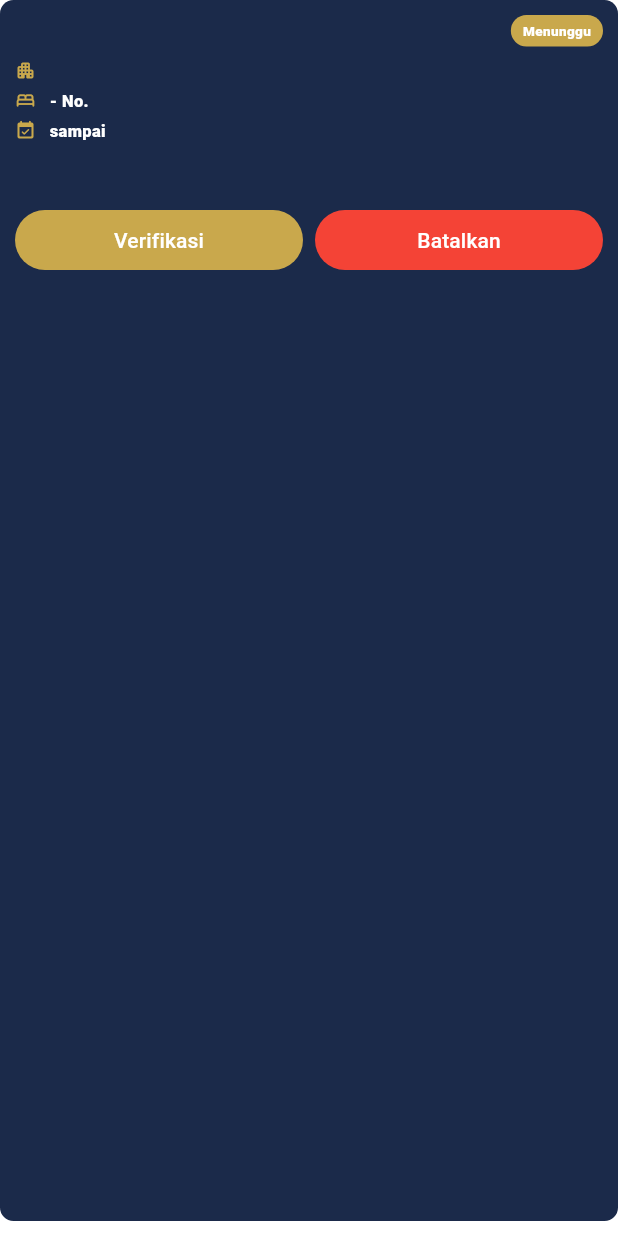
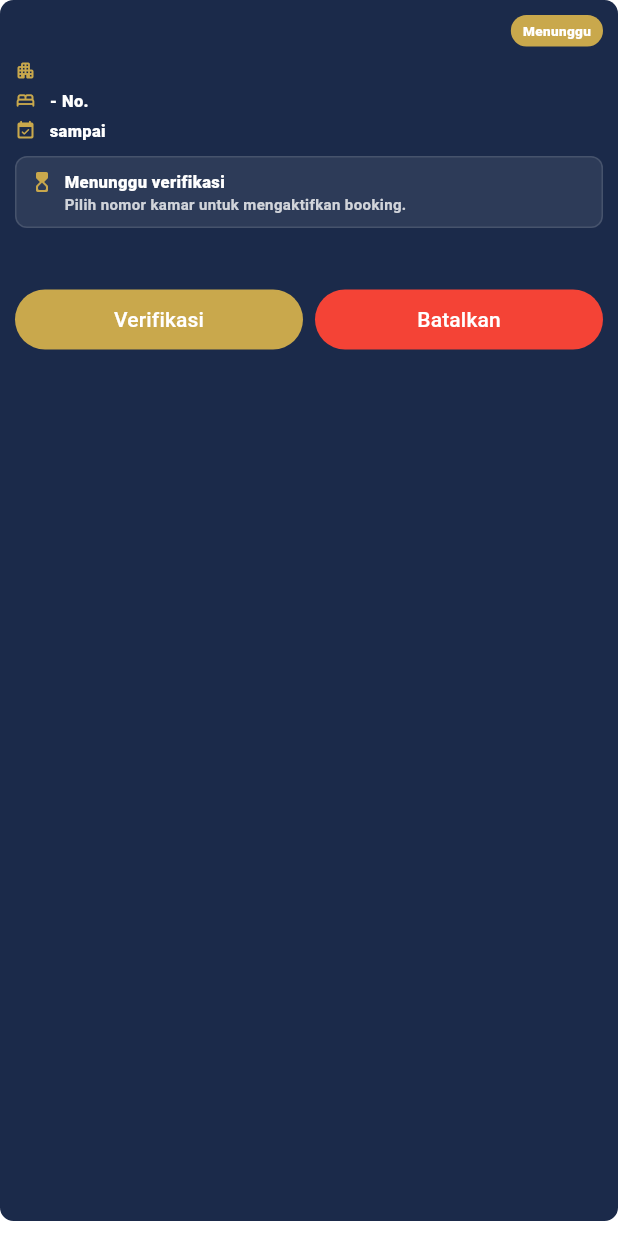
Before and after one commit to Kiarra21/FE-KosKuy-PBM, a Flutter app: the _BookingCard widget shown alone on an empty page, opened directly with empty values, on a phone screen of 412 x 824 dp. Run offline on Flutter 3.47's test engine with Material 3 defaults, Android fonts, the phone set to English and light mode, and no system bars; our stand-ins replace flutter_map, geolocator, image_picker, latlong2, shared_preferences; accounts and stored records are empty; network calls fail.

Commit message:
update check out admin

```diff
--- a/lib/models/admin_management_item.dart
+++ b/lib/models/admin_management_item.dart
@@ -15,6 +15,8 @@ class AdminBookingItem {
     required this.total,
     required this.status,
     required this.rawStatus,
+    required this.hasCheckedIn,
+    required this.hasCheckedOut,
     this.payment,
   });
 
@@ -37,13 +39,105 @@ class AdminBookingItem {
         (roomType['branch'] as Map?)?.cast<String, dynamic>() ??
         {};
     final booking = (json['booking'] as Map?)?.cast<String, dynamic>() ?? {};
+    final checkProcess = _firstMap([
+      json['check_process'],
+      json['booking_check'],
+      json['booking_process'],
+      json['check_in_process'],
+      json['checkin_process'],
+      json['check_out_process'],
+      json['checkout_process'],
+      json['check_log'],
+      json['check_logs'],
+      json['checkin'],
+      json['checkins'],
+      json['check_in_data'],
+      json['check_out_data'],
+      json['latest_check_in'],
+      json['latest_checkin'],
+      json['latest_check_process'],
+      booking['check_process'],
+      booking['booking_check'],
+      booking['booking_process'],
+      booking['check_in_process'],
+      booking['checkin_process'],
+      booking['check_out_process'],
+      booking['checkout_process'],
+      booking['check_log'],
+      booking['check_logs'],
+      booking['checkin'],
+      booking['checkins'],
+      booking['check_in_data'],
+      booking['check_out_data'],
+      booking['latest_check_in'],
+      booking['latest_checkin'],
+      booking['latest_check_process'],
+    ]);
     final nestedBooking = booking.isEmpty
         ? null
         : BookingItem.fromJson(booking);
     final paymentJson =
         (json['payment'] as Map?)?.cast<String, dynamic>() ??
         (json['latest_payment'] as Map?)?.cast<String, dynamic>();
-    final rawStatus = '${json['status'] ?? json['booking_status'] ?? ''}';
+    final rawStatus =
+        '${json['status'] ?? json['booking_status'] ?? booking['status'] ?? ''}';
+    final hasCheckedIn =
+        _flagValue(
+          json['checked_in_at'] ??
+              json['check_in_at'] ??
+              json['actual_check_in_at'] ??
+              json['checked_in_date'] ??
+              json['is_checked_in'] ??
+              booking['checked_in_at'] ??
+              booking['check_in_at'] ??
+              booking['actual_check_in_at'] ??
+              booking['checked_in_date'] ??
+              booking['is_checked_in'] ??
+              checkProcess['checked_in_at'] ??
+              checkProcess['check_in_at'] ??
+              checkProcess['actual_check_in_at'] ??
+              checkProcess['checked_in_date'] ??
+              checkProcess['check_in_photo'] ??
+              checkProcess['is_checked_in'],
+        ) ||
+        _statusHas(rawStatus, const [
+          'check-in',
+          'check_in',
+          'checked-in',
+          'checked_in',
+          'checked in',
+          'inap',
+          'occupied',
+        ]);
+    final hasCheckedOut =
+        _flagValue(
+          json['checked_out_at'] ??
+              json['check_out_at'] ??
+              json['actual_check_out_at'] ??
+              json['checked_out_date'] ??
+              json['is_checked_out'] ??
+              booking['checked_out_at'] ??
+              booking['check_out_at'] ??
+              booking['actual_check_out_at'] ??
+              booking['checked_out_date'] ??
+              booking['is_checked_out'] ??
+              checkProcess['checked_out_at'] ??
+              checkProcess['check_out_at'] ??
+              checkProcess['actual_check_out_at'] ??
+              checkProcess['checked_out_date'] ??
+              checkProcess['check_out_photo'] ??
+              checkProcess['is_checked_out'],
+        ) ||
+        _statusHas(rawStatus, const [
+          'check-out',
+          'check_out',
+          'checked-out',
+          'checked_out',
+          'checked out',
+          'checkout',
+          'selesai',
+          'complete',
+        ]);
     final checkIn = _dateLabel(
       json['check_in_date'] ??
           json['checkin_date'] ??
@@ -101,6 +195,8 @@ class AdminBookingItem {
       total: _rupiah(json['total'] ?? json['total_price'] ?? json['amount']),
       status: AdminBookingStatus.from(rawStatus),
       rawStatus: rawStatus.isEmpty ? 'pending' : rawStatus,
+      hasCheckedIn: hasCheckedIn || hasCheckedOut,
+      hasCheckedOut: hasCheckedOut,
       payment: paymentJson == null
           ? null
           : AdminPaymentItem.fromJson(
@@ -123,7 +219,42 @@ class AdminBookingItem {
   final String total;
   final AdminBookingStatus status;
   final String rawStatus;
+  final bool hasCheckedIn;
+  final bool hasCheckedOut;
   final AdminPaymentItem? payment;
+
+  bool get canCheckOut =>
+      status == AdminBookingStatus.confirmed && !hasCheckedOut;
+
+  String get flowTitle {
+    switch (status) {
+      case AdminBookingStatus.pending:
+        return 'Menunggu verifikasi';
+      case AdminBookingStatus.confirmed:
+        return hasCheckedIn
+            ? 'Aktif, siap check-out'
+            : 'Aktif, check-in belum tersinkron';
+      case AdminBookingStatus.cancelled:
+        return 'Booking dibatalkan';
+      case AdminBookingStatus.completed:
+        return 'Selesai check-out';
+    }
+  }
+
+  String get flowDescription {
+    switch (status) {
+      case AdminBookingStatus.pending:
+        return 'Pilih nomor kamar untuk mengaktifkan booking.';
+      case AdminBookingStatus.confirmed:
+        return hasCheckedIn
+            ? 'Data check-in sudah ada. Tekan check-out saat tamu keluar.'
+            : 'Saat checkout, sistem akan coba membuat data check-in otomatis.';
+      case AdminBookingStatus.cancelled:
+        return 'Tidak ada aksi lanjutan untuk booking ini.';
+      case AdminBookingStatus.completed:
+        return 'Kamar sudah dikosongkan dan booking selesai.';
+    }
+  }
 }
 
 class AdminPaymentItem {
@@ -376,6 +507,37 @@ bool _boolValue(dynamic value) {
   return true;
 }
 
+bool _flagValue(dynamic value) {
+  if (value == null) return false;
+  if (value is bool) return value;
+  if (value is num) return value != 0;
+  final text = '$value'.trim().toLowerCase();
+  if (text.isEmpty || text == '-' || text == 'null') return false;
+  if (text == 'false' || text == '0' || text == 'no') return false;
+  return true;
+}
+
+bool _statusHas(String value, List<String> needles) {
+  final text = value.toLowerCase();
+  return needles.any((needle) => text.contains(needle));
+}
+
+Map<String, dynamic> _firstMap(List<dynamic> values) {
+  for (final value in values) {
+    if (value is Map && value.isNotEmpty) {
+      return value.cast<String, dynamic>();
+    }
+    if (value is List && value.isNotEmpty) {
+      for (final item in value) {
+        if (item is Map && item.isNotEmpty) {
+          return item.cast<String, dynamic>();
+        }
+      }
+    }
+  }
+  return {};
+}
+
 DateTime? _dateValue(dynamic value) {
   final raw = '${value ?? ''}';
   if (raw.isEmpty) return null;
--- a/lib/screens/admin/admin_booking_screen.dart
+++ b/lib/screens/admin/admin_booking_screen.dart
@@ -107,6 +107,29 @@ class _AdminBookingScreenState extends State<AdminBookingScreen> {
     }
   }
 
+  Future<void> _checkOut(AdminBookingItem item) async {
+    final confirmed = await _confirm(
+      'Selesaikan booking ${item.customerName}? Sistem akan memastikan check-in otomatis lalu mengosongkan kamar.',
+    );
+    if (!confirmed) return;
+    if (!mounted) return;
+    try {
+      await context.read<AdminManagementProvider>().checkOutBooking(
+        item.id,
+        status: _status,
+        autoCheckIn: !item.hasCheckedIn,
+      );
+      if (!mounted) return;
+      showAppTopNotification(
+        context,
+        message: 'Booking selesai dan kamar sudah dikosongkan.',
+      );
+    } catch (error) {
+      if (!mounted) return;
+      showAppTopNotification(context, message: '$error');
+    }
+  }
+
   Future<bool> _confirm(String message) async {
     return await showDialog<bool>(
           context: context,
@@ -201,6 +224,7 @@ class _AdminBookingScreenState extends State<AdminBookingScreen> {
                     onRetry: _fetch,
                     onApprove: _approve,
                     onCancel: _cancel,
+                    onCheckOut: _checkOut,
                   ),
                 ),
               ),
@@ -221,6 +245,7 @@ class _BookingContent extends StatelessWidget {
     required this.onRetry,
     required this.onApprove,
     required this.onCancel,
+    required this.onCheckOut,
   });
 
   final bool loading;
@@ -229,6 +254,7 @@ class _BookingContent extends StatelessWidget {
   final Future<void> Function() onRetry;
   final ValueChanged<AdminBookingItem> onApprove;
   final ValueChanged<AdminBookingItem> onCancel;
+  final ValueChanged<AdminBookingItem> onCheckOut;
 
   @override
   Widget build(BuildContext context) {
@@ -286,6 +312,7 @@ class _BookingContent extends StatelessWidget {
           item: item,
           onApprove: () => onApprove(item),
           onCancel: () => onCancel(item),
+          onCheckOut: () => onCheckOut(item),
         );
       },
     );
@@ -297,15 +324,18 @@ class _BookingCard extends StatelessWidget {
     required this.item,
     required this.onApprove,
     required this.onCancel,
+    required this.onCheckOut,
   });
 
   final AdminBookingItem item;
   final VoidCallback onApprove;
   final VoidCallback onCancel;
+  final VoidCallback onCheckOut;
 
   @override
   Widget build(BuildContext context) {
     final actionable = item.status == AdminBookingStatus.pending;
+    final canCheckOut = item.canCheckOut;
     return Container(
       margin: const EdgeInsets.only(bottom: 10),
       padding: const EdgeInsets.all(10),
@@ -342,6 +372,8 @@ class _BookingCard extends StatelessWidget {
             icon: Icons.event_available_rounded,
             text: _bookingDateText(item),
           ),
+          const SizedBox(height: 5),
+          _FlowBox(item: item),
           const SizedBox(height: 8),
           Text(
             item.total,
@@ -377,6 +409,21 @@ class _BookingCard extends StatelessWidget {
                   ),
                 ),
               ],
+            ),
+          ],
+          if (canCheckOut) ...[
+            const SizedBox(height: 10),
+            SizedBox(
+              width: double.infinity,
+              child: FilledButton.icon(
+                style: FilledButton.styleFrom(
+                  backgroundColor: AppColors.blue,
+                  foregroundColor: AppColors.white,
+                ),
+                onPressed: onCheckOut,
+                icon: const Icon(Icons.logout_rounded, size: 16),
+                label: const Text('Check Out & Selesaikan'),
+              ),
             ),
           ],
         ],
@@ -500,6 +547,70 @@ class _InfoLine extends StatelessWidget {
   }
 }
 
+class _FlowBox extends StatelessWidget {
+  const _FlowBox({required this.item});
+
+  final AdminBookingItem item;
+
+  @override
+  Widget build(BuildContext context) {
+    return Container(
+      width: double.infinity,
+      padding: const EdgeInsets.symmetric(horizontal: 9, vertical: 8),
+      decoration: BoxDecoration(
+        color: AppColors.white.withValues(alpha: 0.08),
+        borderRadius: BorderRadius.circular(8),
+        border: Border.all(color: AppColors.white.withValues(alpha: 0.12)),
+      ),
+      child: Row(
+        crossAxisAlignment: CrossAxisAlignment.start,
+        children: [
+          Icon(_flowIcon(item), color: AppColors.gold, size: 16),
+          const SizedBox(width: 7),
+          Expanded(
+            child: Column(
+              crossAxisAlignment: CrossAxisAlignment.start,
+              children: [
+                Text(
+                  item.flowTitle,
+                  style: const TextStyle(
+                    color: AppColors.white,
+                    fontSize: 11,
+                    fontWeight: FontWeight.w900,
+                  ),
+                ),
+                const SizedBox(height: 2),
+                Text(
+                  item.flowDescription,
+                  style: TextStyle(
+                    color: AppColors.white.withValues(alpha: 0.78),
+                    fontSize: 10,
+                    height: 1.2,
+                    fontWeight: FontWeight.w700,
+                  ),
+                ),
+              ],
+            ),
+          ),
+        ],
+      ),
+    );
+  }
+}
+
+IconData _flowIcon(AdminBookingItem item) {
+  switch (item.status) {
+    case AdminBookingStatus.pending:
+      return Icons.hourglass_top_rounded;
+    case AdminBookingStatus.confirmed:
+      return Icons.meeting_room_rounded;
+    case AdminBookingStatus.cancelled:
+      return Icons.cancel_rounded;
+    case AdminBookingStatus.completed:
+      return Icons.task_alt_rounded;
+  }
+}
+
 class _RoomPickerSheet extends StatelessWidget {
   const _RoomPickerSheet({required this.rooms, required this.roomName});
 
```
Also changed, not shown: lib/providers/admin_management_provider.dart (+34 -2 lines), lib/screens/admin/admin_payment_screen.dart (+56 -30 lines).
